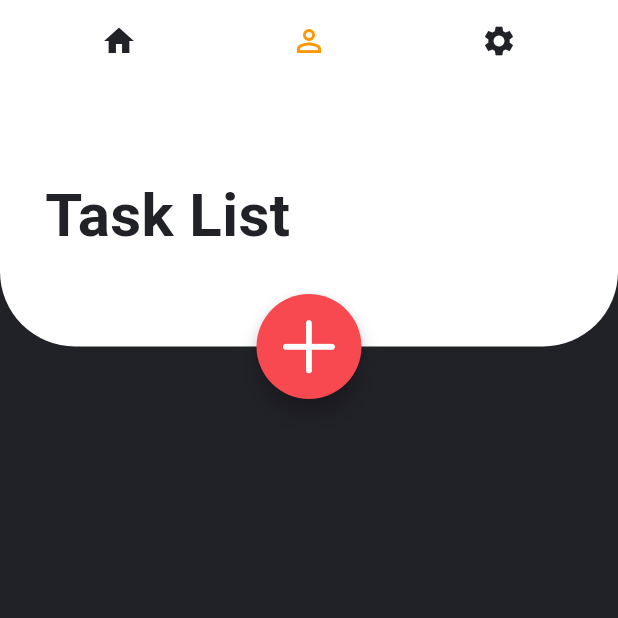
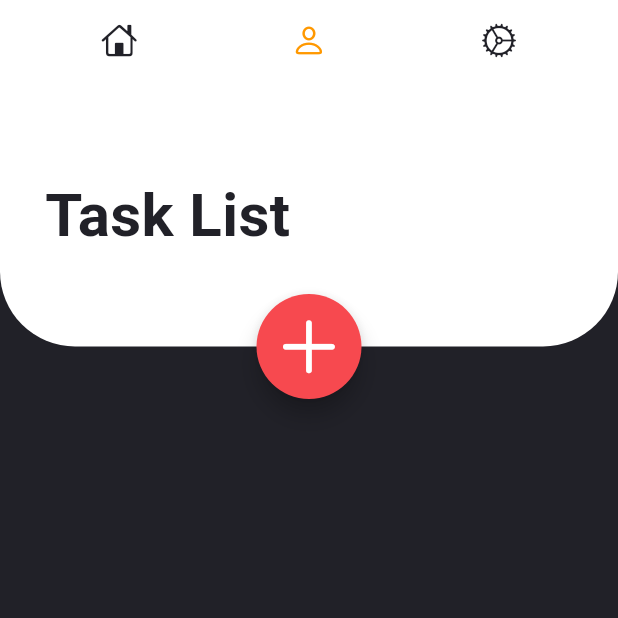
Before and after one commit to elisamongelli/ToDoApp-YT, a Flutter app: the screen it shows after launch, on a phone screen of 412 x 824 dp, the top half of it. Run offline on Flutter 3.47's test engine with Material 3 defaults, Android fonts, the phone set to English and light mode, and no system bars; Roboto replaces fonts that are missing (Avenir).

Commit message:
Completed task bar with Cupertino icons: ID#3 & ID:#2

```diff
--- a/app/todoapp/lib/main.dart
+++ b/app/todoapp/lib/main.dart
@@ -107,13 +107,13 @@ class _MyHomePageState extends State<MyHomePage> {
               title: TabBar(
                 tabs: const [
                   Tab(
-                    icon: Icon(Icons.home),
+                    icon: Icon(CupertinoIcons.home),
                   ),
                   Tab(
-                    icon: Icon(Icons.perm_identity),
+                    icon: Icon(CupertinoIcons.person),
                   ),
                   Tab(
-                    icon: Icon(Icons.settings),
+                    icon: Icon(CupertinoIcons.settings),
                   )
                 ],
                 labelColor: Colors.orange,
```
